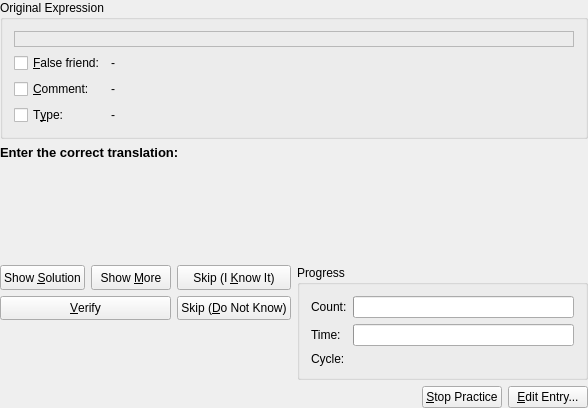
KDE/parley, file src/practice/RandomQueryDlgForm.ui: the form before one commit.
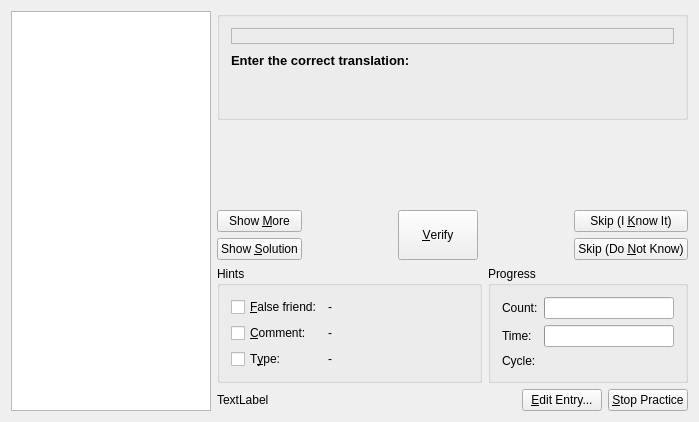
The form after the commit.

Commit message: Add image support to all practice dialogs.

The edit to the form file:
```diff
--- a/src/practice/RandomQueryDlgForm.ui
+++ b/src/practice/RandomQueryDlgForm.ui
@@ -6,37 +6,83 @@
    <rect>
     <x>0</x>
     <y>0</y>
-    <width>588</width>
-    <height>408</height>
+    <width>697</width>
+    <height>422</height>
    </rect>
   </property>
-  <layout class="QGridLayout" >
-   <property name="leftMargin" >
-    <number>0</number>
-   </property>
-   <property name="topMargin" >
-    <number>0</number>
-   </property>
-   <property name="rightMargin" >
-    <number>0</number>
-   </property>
-   <property name="bottomMargin" >
-    <number>0</number>
-   </property>
-   <property name="horizontalSpacing" >
-    <number>6</number>
-   </property>
-   <property name="verticalSpacing" >
-    <number>6</number>
-   </property>
-   <item row="1" column="0" >
+  <property name="sizePolicy" >
+   <sizepolicy vsizetype="Preferred" hsizetype="Preferred" >
+    <horstretch>0</horstretch>
+    <verstretch>0</verstretch>
+   </sizepolicy>
+  </property>
+  <property name="minimumSize" >
+   <size>
+    <width>0</width>
+    <height>0</height>
+   </size>
+  </property>
+  <property name="windowTitle" >
+   <string/>
+  </property>
+  <layout class="QHBoxLayout" >
+   <item>
+    <widget class="QGraphicsView" name="imageGraphicsView" >
+     <property name="sizePolicy" >
+      <sizepolicy vsizetype="MinimumExpanding" hsizetype="MinimumExpanding" >
+       <horstretch>0</horstretch>
+       <verstretch>0</verstretch>
+      </sizepolicy>
+     </property>
+     <property name="minimumSize" >
+      <size>
+       <width>200</width>
+       <height>200</height>
+      </size>
+     </property>
+    </widget>
+   </item>
+   <item>
+    <layout class="QVBoxLayout" >
+     <item>
+      <widget class="QGroupBox" name="groupBox" >
+       <property name="title" >
+        <string/>
+       </property>
+       <layout class="QVBoxLayout" >
+        <item>
+         <widget class="QLabel" name="orgField" >
+          <property name="sizePolicy" >
+           <sizepolicy vsizetype="Minimum" hsizetype="Expanding" >
+            <horstretch>0</horstretch>
+            <verstretch>0</verstretch>
+           </sizepolicy>
+          </property>
+          <property name="frameShape" >
+           <enum>QFrame::StyledPanel</enum>
+          </property>
+          <property name="frameShadow" >
+           <enum>QFrame::Plain</enum>
+          </property>
+          <property name="text" >
+           <string/>
+          </property>
+         </widget>
+        </item>
+        <item>
     <widget class="QLabel" name="TextLabel1" >
      <property name="sizePolicy" >
-      <sizepolicy vsizetype="Fixed" hsizetype="Preferred" >
+           <sizepolicy vsizetype="Fixed" hsizetype="Expanding" >
        <horstretch>0</horstretch>
        <verstretch>0</verstretch>
       </sizepolicy>
      </property>
+          <property name="minimumSize" >
+           <size>
+            <width>0</width>
+            <height>20</height>
+           </size>
+          </property>
      <property name="font" >
       <font>
        <family>Tahoma</family>
@@ -53,126 +99,20 @@
      </property>
     </widget>
    </item>
-   <item row="0" column="0" >
-    <widget class="QGroupBox" name="GroupBox12" >
-     <property name="sizePolicy" >
-      <sizepolicy vsizetype="Minimum" hsizetype="Preferred" >
-       <horstretch>0</horstretch>
-       <verstretch>0</verstretch>
-      </sizepolicy>
-     </property>
-     <property name="title" >
-      <string>Original Expression</string>
-     </property>
-     <layout class="QGridLayout" >
-      <property name="leftMargin" >
-       <number>11</number>
-      </property>
-      <property name="topMargin" >
-       <number>11</number>
-      </property>
-      <property name="rightMargin" >
-       <number>11</number>
-      </property>
-      <property name="bottomMargin" >
-       <number>11</number>
-      </property>
-      <property name="horizontalSpacing" >
-       <number>6</number>
-      </property>
-      <property name="verticalSpacing" >
-       <number>6</number>
-      </property>
-      <item row="1" column="1" >
-       <widget class="QLabel" name="falseFriend" >
-        <property name="sizePolicy" >
-         <sizepolicy vsizetype="Minimum" hsizetype="Expanding" >
-          <horstretch>0</horstretch>
-          <verstretch>0</verstretch>
-         </sizepolicy>
-        </property>
-        <property name="text" >
-         <string>-</string>
-        </property>
-       </widget>
-      </item>
-      <item row="2" column="1" >
-       <widget class="QLabel" name="remark" >
-        <property name="sizePolicy" >
-         <sizepolicy vsizetype="Minimum" hsizetype="Expanding" >
-          <horstretch>0</horstretch>
-          <verstretch>0</verstretch>
-         </sizepolicy>
-        </property>
-        <property name="text" >
-         <string>-</string>
-        </property>
-       </widget>
-      </item>
-      <item row="3" column="1" >
-       <widget class="QLabel" name="type" >
-        <property name="sizePolicy" >
-         <sizepolicy vsizetype="Minimum" hsizetype="Expanding" >
-          <horstretch>0</horstretch>
-          <verstretch>0</verstretch>
-         </sizepolicy>
-        </property>
-        <property name="text" >
-         <string>-</string>
-        </property>
-       </widget>
-      </item>
-      <item row="2" column="0" >
-       <widget class="QCheckBox" name="c_remark" >
-        <property name="text" >
-         <string>&amp;Comment:</string>
-        </property>
-       </widget>
-      </item>
-      <item row="3" column="0" >
-       <widget class="QCheckBox" name="c_type" >
-        <property name="text" >
-         <string>T&amp;ype:</string>
-        </property>
-       </widget>
-      </item>
-      <item row="1" column="0" >
-       <widget class="QCheckBox" name="c_falsefriend" >
-        <property name="text" >
-         <string>&amp;False friend:</string>
-        </property>
-       </widget>
-      </item>
-      <item row="0" column="0" colspan="2" >
-       <widget class="QLabel" name="orgField" >
-        <property name="sizePolicy" >
-         <sizepolicy vsizetype="Minimum" hsizetype="Expanding" >
-          <horstretch>0</horstretch>
-          <verstretch>0</verstretch>
-         </sizepolicy>
-        </property>
-        <property name="frameShape" >
-         <enum>QFrame::StyledPanel</enum>
-        </property>
-        <property name="frameShadow" >
-         <enum>QFrame::Plain</enum>
-        </property>
-        <property name="text" >
-         <string/>
-        </property>
-       </widget>
-      </item>
-     </layout>
-    </widget>
-   </item>
-   <item row="2" column="0" >
+        <item>
     <widget class="QFrame" name="TranslationFrame" >
      <property name="sizePolicy" >
-      <sizepolicy vsizetype="Preferred" hsizetype="Preferred" >
+           <sizepolicy vsizetype="Preferred" hsizetype="Expanding" >
        <horstretch>0</horstretch>
        <verstretch>0</verstretch>
       </sizepolicy>
      </property>
+          <property name="minimumSize" >
+           <size>
+            <width>16</width>
+            <height>30</height>
+           </size>
+          </property>
      <property name="frameShape" >
       <enum>QFrame::NoFrame</enum>
      </property>
@@ -181,95 +121,27 @@
      </property>
     </widget>
    </item>
-   <item row="3" column="0" >
+       </layout>
+      </widget>
+     </item>
+     <item>
     <spacer>
      <property name="orientation" >
       <enum>Qt::Vertical</enum>
      </property>
-     <property name="sizeType" >
-      <enum>QSizePolicy::Expanding</enum>
-     </property>
      <property name="sizeHint" >
       <size>
-       <width>450</width>
-       <height>40</height>
+         <width>471</width>
+         <height>16</height>
       </size>
      </property>
     </spacer>
    </item>
-   <item row="4" column="0" >
-    <layout class="QGridLayout" >
-     <property name="leftMargin" >
-      <number>0</number>
-     </property>
-     <property name="topMargin" >
-      <number>0</number>
-     </property>
-     <property name="rightMargin" >
-      <number>0</number>
-     </property>
-     <property name="bottomMargin" >
-      <number>0</number>
-     </property>
-     <property name="horizontalSpacing" >
-      <number>6</number>
-     </property>
-     <property name="verticalSpacing" >
-      <number>6</number>
-     </property>
-     <item row="1" column="0" >
-      <widget class="QLabel" name="status" >
-       <property name="sizePolicy" >
-        <sizepolicy vsizetype="Minimum" hsizetype="Expanding" >
-         <horstretch>0</horstretch>
-         <verstretch>0</verstretch>
-        </sizepolicy>
-       </property>
-       <property name="frameShadow" >
-        <enum>QFrame::Plain</enum>
-       </property>
-       <property name="text" >
-        <string/>
-       </property>
-       <property name="wordWrap" >
-        <bool>true</bool>
-       </property>
-      </widget>
-     </item>
-     <item row="0" column="0" >
-      <layout class="QGridLayout" >
-       <property name="leftMargin" >
-        <number>0</number>
-       </property>
-       <property name="topMargin" >
-        <number>0</number>
-       </property>
-       <property name="rightMargin" >
-        <number>0</number>
-       </property>
-       <property name="bottomMargin" >
-        <number>0</number>
-       </property>
-       <property name="horizontalSpacing" >
-        <number>6</number>
-       </property>
-       <property name="verticalSpacing" >
-        <number>6</number>
-       </property>
-       <item row="1" column="0" colspan="2" >
-        <widget class="QPushButton" name="verify" >
-         <property name="sizePolicy" >
-          <sizepolicy vsizetype="Minimum" hsizetype="Minimum" >
-           <horstretch>0</horstretch>
-           <verstretch>0</verstretch>
-          </sizepolicy>
-         </property>
-         <property name="text" >
-          <string>&amp;Verify</string>
-         </property>
-        </widget>
-       </item>
-       <item row="0" column="1" >
+     <item>
+      <layout class="QHBoxLayout" >
+       <item>
+        <layout class="QVBoxLayout" >
+         <item>
         <widget class="QPushButton" name="show_more" >
          <property name="sizePolicy" >
           <sizepolicy vsizetype="Minimum" hsizetype="Minimum" >
@@ -277,12 +149,18 @@
            <verstretch>0</verstretch>
           </sizepolicy>
          </property>
+           <property name="minimumSize" >
+            <size>
+             <width>0</width>
+             <height>10</height>
+            </size>
+           </property>
          <property name="text" >
           <string>Show &amp;More</string>
          </property>
         </widget>
        </item>
-       <item row="0" column="0" >
+         <item>
         <widget class="QPushButton" name="show_all" >
          <property name="sizePolicy" >
           <sizepolicy vsizetype="Minimum" hsizetype="Minimum" >
@@ -290,13 +168,34 @@
            <verstretch>0</verstretch>
           </sizepolicy>
          </property>
+           <property name="minimumSize" >
+            <size>
+             <width>0</width>
+             <height>10</height>
+            </size>
+           </property>
          <property name="text" >
           <string>Show &amp;Solution</string>
          </property>
         </widget>
        </item>
-       <item row="1" column="2" >
-        <widget class="QPushButton" name="dont_know" >
+        </layout>
+       </item>
+       <item>
+        <spacer>
+         <property name="orientation" >
+          <enum>Qt::Horizontal</enum>
+         </property>
+         <property name="sizeHint" >
+          <size>
+           <width>40</width>
+           <height>20</height>
+          </size>
+         </property>
+        </spacer>
+       </item>
+       <item>
+        <widget class="QPushButton" name="verify" >
          <property name="sizePolicy" >
           <sizepolicy vsizetype="Minimum" hsizetype="Minimum" >
            <horstretch>0</horstretch>
@@ -304,11 +203,26 @@
           </sizepolicy>
          </property>
          <property name="text" >
-          <string>Skip (&amp;Do Not Know)</string>
+          <string>&amp;Verify</string>
          </property>
         </widget>
        </item>
-       <item row="0" column="2" >
+       <item>
+        <spacer>
+         <property name="orientation" >
+          <enum>Qt::Horizontal</enum>
+         </property>
+         <property name="sizeHint" >
+          <size>
+           <width>40</width>
+           <height>20</height>
+          </size>
+         </property>
+        </spacer>
+       </item>
+       <item>
+        <layout class="QVBoxLayout" >
+         <item>
         <widget class="QPushButton" name="know_it" >
          <property name="sizePolicy" >
           <sizepolicy vsizetype="Minimum" hsizetype="Minimum" >
@@ -321,16 +235,133 @@
          </property>
         </widget>
        </item>
-      </layout>
-     </item>
-     <item rowspan="2" row="0" column="1" >
+         <item>
+          <widget class="QPushButton" name="dont_know" >
+           <property name="sizePolicy" >
+            <sizepolicy vsizetype="Minimum" hsizetype="Minimum" >
+             <horstretch>0</horstretch>
+             <verstretch>0</verstretch>
+            </sizepolicy>
+           </property>
+           <property name="text" >
+            <string>Skip (Do &amp;Not Know)</string>
+           </property>
+          </widget>
+         </item>
+        </layout>
+       </item>
+      </layout>
+     </item>
+     <item>
+      <layout class="QHBoxLayout" >
+       <item>
+        <widget class="QGroupBox" name="hintGroupBox" >
+         <property name="minimumSize" >
+          <size>
+           <width>0</width>
+           <height>0</height>
+          </size>
+         </property>
+         <property name="title" >
+          <string>Hints</string>
+         </property>
+         <layout class="QGridLayout" >
+          <item row="0" column="0" >
+           <widget class="QCheckBox" name="c_falsefriend" >
+            <property name="text" >
+             <string>&amp;False friend:</string>
+            </property>
+           </widget>
+          </item>
+          <item row="0" column="1" >
+           <widget class="QLabel" name="falseFriend" >
+            <property name="sizePolicy" >
+             <sizepolicy vsizetype="Minimum" hsizetype="Expanding" >
+              <horstretch>0</horstretch>
+              <verstretch>0</verstretch>
+             </sizepolicy>
+            </property>
+            <property name="text" >
+             <string>-</string>
+            </property>
+           </widget>
+          </item>
+          <item row="1" column="0" >
+           <widget class="QCheckBox" name="c_remark" >
+            <property name="text" >
+             <string>&amp;Comment:</string>
+            </property>
+           </widget>
+          </item>
+          <item row="1" column="1" >
+           <widget class="QLabel" name="remark" >
+            <property name="sizePolicy" >
+             <sizepolicy vsizetype="Minimum" hsizetype="Expanding" >
+              <horstretch>0</horstretch>
+              <verstretch>0</verstretch>
+             </sizepolicy>
+            </property>
+            <property name="text" >
+             <string>-</string>
+            </property>
+           </widget>
+          </item>
+          <item row="2" column="0" >
+           <widget class="QCheckBox" name="c_type" >
+            <property name="text" >
+             <string>T&amp;ype:</string>
+            </property>
+           </widget>
+          </item>
+          <item row="2" column="1" >
+           <widget class="QLabel" name="type" >
+            <property name="sizePolicy" >
+             <sizepolicy vsizetype="Minimum" hsizetype="Expanding" >
+              <horstretch>0</horstretch>
+              <verstretch>0</verstretch>
+             </sizepolicy>
+            </property>
+            <property name="text" >
+             <string>-</string>
+            </property>
+           </widget>
+          </item>
+          <item row="3" column="1" >
+           <spacer>
+            <property name="orientation" >
+             <enum>Qt::Horizontal</enum>
+            </property>
+            <property name="sizeHint" >
+             <size>
+              <width>40</width>
+              <height>0</height>
+             </size>
+            </property>
+           </spacer>
+          </item>
+         </layout>
+        </widget>
+       </item>
+       <item>
       <widget class="QGroupBox" name="progressgroup" >
        <property name="sizePolicy" >
-        <sizepolicy vsizetype="Minimum" hsizetype="Minimum" >
+          <sizepolicy vsizetype="Preferred" hsizetype="Preferred" >
          <horstretch>0</horstretch>
          <verstretch>0</verstretch>
         </sizepolicy>
        </property>
+         <property name="minimumSize" >
+          <size>
+           <width>150</width>
+           <height>0</height>
+          </size>
+         </property>
+         <property name="maximumSize" >
+          <size>
+           <width>200</width>
+           <height>16777215</height>
+          </size>
+         </property>
        <property name="title" >
         <string>Progress</string>
        </property>
@@ -353,13 +384,6 @@
         <property name="verticalSpacing" >
          <number>6</number>
         </property>
-        <item row="1" column="0" >
-         <widget class="QLabel" name="timelabel" >
-          <property name="text" >
-           <string>Time:</string>
-          </property>
-         </widget>
-        </item>
         <item row="0" column="0" >
          <widget class="QLabel" name="countlabel" >
           <property name="text" >
@@ -367,22 +391,19 @@
           </property>
          </widget>
         </item>
-        <item row="1" column="1" >
-         <widget class="QProgressBar" name="timebar" />
-        </item>
         <item row="0" column="1" >
          <widget class="QProgressBar" name="countbar" />
         </item>
-        <item row="2" column="1" >
-         <widget class="QLabel" name="progCount" >
-          <property name="sizePolicy" >
-           <sizepolicy vsizetype="Minimum" hsizetype="Expanding" >
-            <horstretch>0</horstretch>
-            <verstretch>0</verstretch>
-           </sizepolicy>
+          <item row="1" column="0" >
+           <widget class="QLabel" name="timelabel" >
+            <property name="text" >
+             <string>Time:</string>
           </property>
          </widget>
         </item>
+          <item row="1" column="1" >
+           <widget class="QProgressBar" name="timebar" />
+          </item>
         <item row="2" column="0" >
          <widget class="QLabel" name="Cyclelabel" >
           <property name="frameShape" >
@@ -393,11 +414,30 @@
           </property>
          </widget>
         </item>
+          <item row="2" column="1" >
+           <widget class="QLabel" name="progCount" >
+            <property name="sizePolicy" >
+             <sizepolicy vsizetype="Minimum" hsizetype="Expanding" >
+              <horstretch>0</horstretch>
+              <verstretch>0</verstretch>
+             </sizepolicy>
+            </property>
+           </widget>
+          </item>
        </layout>
       </widget>
      </item>
-     <item row="2" column="0" colspan="2" >
+      </layout>
+     </item>
+     <item>
       <layout class="QHBoxLayout" >
+       <item>
+        <widget class="QLabel" name="status" >
+         <property name="text" >
+          <string>TextLabel</string>
+         </property>
+        </widget>
+       </item>
        <item>
         <spacer>
          <property name="orientation" >
@@ -405,19 +445,12 @@
          </property>
          <property name="sizeHint" >
           <size>
-           <width>111</width>
+           <width>40</width>
            <height>20</height>
           </size>
          </property>
         </spacer>
        </item>
-       <item>
-        <widget class="QPushButton" name="stopPracticeButton" >
-         <property name="text" >
-          <string>&amp;Stop Practice</string>
-         </property>
-        </widget>
-       </item>
        <item>
         <widget class="QPushButton" name="editEntryButton" >
          <property name="text" >
@@ -425,6 +458,13 @@
          </property>
         </widget>
        </item>
+       <item>
+        <widget class="QPushButton" name="stopPracticeButton" >
+         <property name="text" >
+          <string>&amp;Stop Practice</string>
+         </property>
+        </widget>
+       </item>
       </layout>
      </item>
     </layout>
```
Left out of the diff: 14 changed lines with no effect on the pictures. Lines whose indentation alone changed are shown as unchanged. The commit also changes 13 other files.
